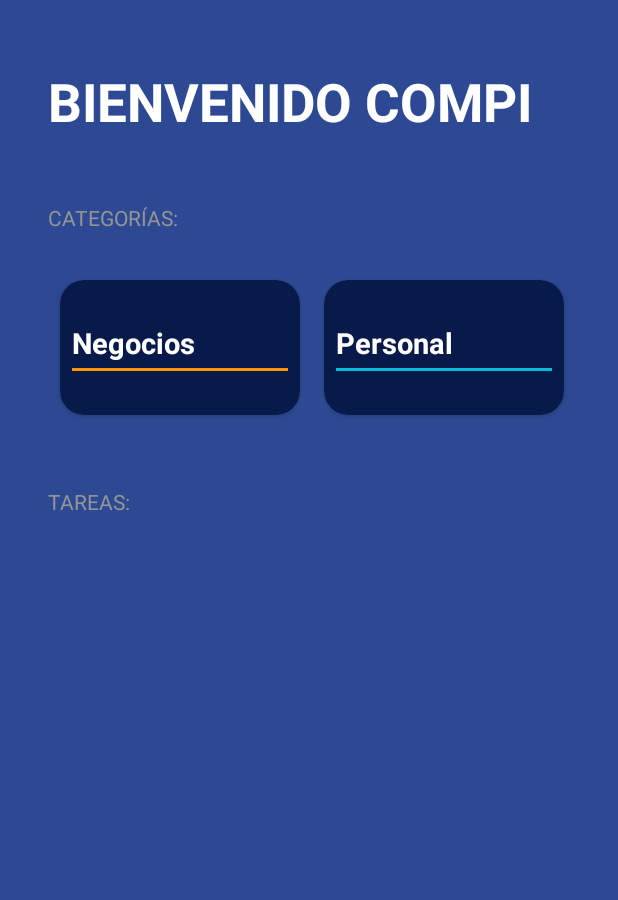
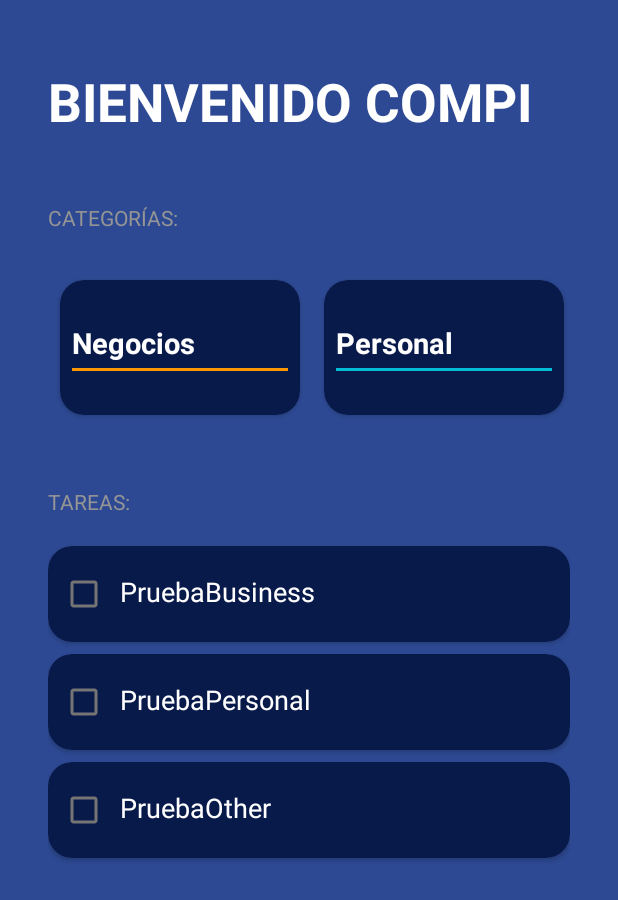
Before and after one commit to wmp84/AndroidMaster, an Android app: the TodoActivity screen opened directly, with no data from a screen before it, on a phone screen of 412 x 824 dp. Shown: the top 900 px of the screen. Run offline under Robolectric (Android 15) with nearby library versions, the phone set to English and light mode, and no system bars.

Commit message:
TODO App 6

```diff
--- a/app/src/main/java/com/example/androidmaster/todoapp/TasksAdapter.kt
+++ b/app/src/main/java/com/example/androidmaster/todoapp/TasksAdapter.kt
@@ -1,17 +1,20 @@
 package com.example.androidmaster.todoapp
 
+import android.view.LayoutInflater
 import android.view.ViewGroup
 import androidx.recyclerview.widget.RecyclerView
+import com.example.androidmaster.R
 
 class TasksAdapter(private val tasks:List<Task>):RecyclerView.Adapter<TasksViewHolder>() {
     override fun onCreateViewHolder(parent: ViewGroup, viewType: Int): TasksViewHolder {
-        TODO("Not yet implemented")
+        val view = LayoutInflater.from(parent.context).inflate(R.layout.item_todo_task,parent,false)
+        return TasksViewHolder(view)
     }
 
     override fun getItemCount() = tasks.size
 
     override fun onBindViewHolder(holder: TasksViewHolder, position: Int) {
-        TODO("Not yet implemented")
+        holder.render(tasks[position])
     }
 
 }
--- a/app/src/main/java/com/example/androidmaster/todoapp/TasksViewHolder.kt
+++ b/app/src/main/java/com/example/androidmaster/todoapp/TasksViewHolder.kt
@@ -1,10 +1,15 @@
 package com.example.androidmaster.todoapp
 
 import android.view.View
+import android.widget.CheckBox
+import android.widget.TextView
 import androidx.recyclerview.widget.RecyclerView
+import com.example.androidmaster.R
 
-class TasksViewHolder(view:View):RecyclerView.ViewHolder(view) {
-    fun render (task:Task){
-
+class TasksViewHolder(view: View) : RecyclerView.ViewHolder(view) {
+    private val tvTasks: TextView = view.findViewById(R.id.tvTasks)
+    private val cbTasks: CheckBox = view.findViewById(R.id.cbTask)
+    fun render(task: Task) {
+        tvTasks.text = task.name
     }
 }
--- a/app/src/main/java/com/example/androidmaster/todoapp/TodoActivity.kt
+++ b/app/src/main/java/com/example/androidmaster/todoapp/TodoActivity.kt
@@ -5,16 +5,23 @@ import android.os.Bundle
 import androidx.recyclerview.widget.LinearLayoutManager
 import androidx.recyclerview.widget.RecyclerView
 import com.example.androidmaster.R
+import com.example.androidmaster.todoapp.TaskCategory.*
 
 class TodoActivity : AppCompatActivity() {
     private val categories = listOf(
-        TaskCategory.Business,
-        TaskCategory.Personal,
-        TaskCategory.Other
+        Business,
+        Personal,
+        Other
+    )
+    private val tasks = mutableListOf(
+        Task("PruebaBusiness", Business),
+        Task("PruebaPersonal", Personal),
+        Task("PruebaOther", Other)
     )
     private lateinit var rvCategories: RecyclerView
     private lateinit var categoriesAdapter: CategoriesAdapter
-    private lateinit var rvTasks:RecyclerView
+    private lateinit var rvTasks: RecyclerView
+    private lateinit var tasksAdapter: TasksAdapter
     override fun onCreate(savedInstanceState: Bundle?) {
         super.onCreate(savedInstanceState)
         setContentView(R.layout.activity_todo)
@@ -24,7 +31,7 @@ class TodoActivity : AppCompatActivity() {
 
     private fun initComponent() {
         rvCategories = findViewById(R.id.rvCategories)
-        rvTasks=findViewById(R.id.rvTasks)
+        rvTasks = findViewById(R.id.rvTasks)
     }
 
     private fun initUI() {
@@ -32,5 +39,9 @@ class TodoActivity : AppCompatActivity() {
         rvCategories.layoutManager =
             LinearLayoutManager(this, LinearLayoutManager.HORIZONTAL, false)
         rvCategories.adapter = categoriesAdapter
+
+        tasksAdapter = TasksAdapter(tasks)
+        rvTasks.layoutManager = LinearLayoutManager(this)
+        rvTasks.adapter = tasksAdapter
     }
 }
--- a/app/src/main/res/layout/item_todo_task.xml
+++ b/app/src/main/res/layout/item_todo_task.xml
@@ -1,18 +1,30 @@
 <?xml version="1.0" encoding="utf-8"?>
 <androidx.cardview.widget.CardView xmlns:android="http://schemas.android.com/apk/res/android"
     xmlns:app="http://schemas.android.com/apk/res-auto"
+    xmlns:tools="http://schemas.android.com/tools"
     android:layout_width="match_parent"
     android:layout_height="wrap_content"
     android:layout_marginVertical="4dp"
     app:cardBackgroundColor="@color/todo_background_card"
     app:cardCornerRadius="16dp">
+
     <LinearLayout
+        android:paddingVertical="8dp"
         android:layout_width="match_parent"
         android:layout_height="wrap_content"
         android:orientation="horizontal">
+
         <CheckBox
+            android:id="@+id/cbTask"
             android:layout_width="wrap_content"
-    android:layout_height="wrap_content"/>
+            android:layout_height="wrap_content" />
 
+        <TextView
+            android:id="@+id/tvTasks"
+            android:layout_width="wrap_content"
+            android:layout_height="wrap_content"
+            android:textColor="@color/white"
+            android:textSize="18sp"
+            tools:text="Prueba" />
     </LinearLayout>
 </androidx.cardview.widget.CardView>
```
Lines whose indentation alone changed are shown as unchanged.
